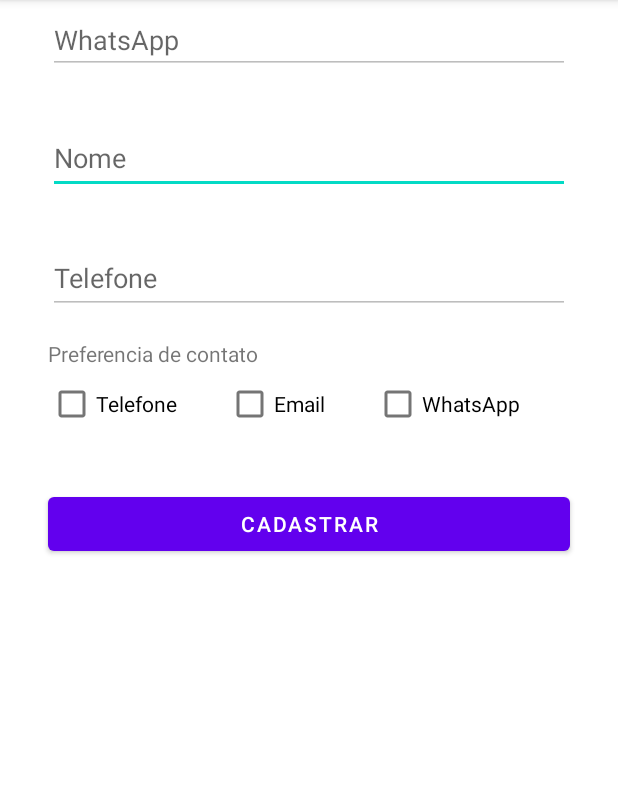
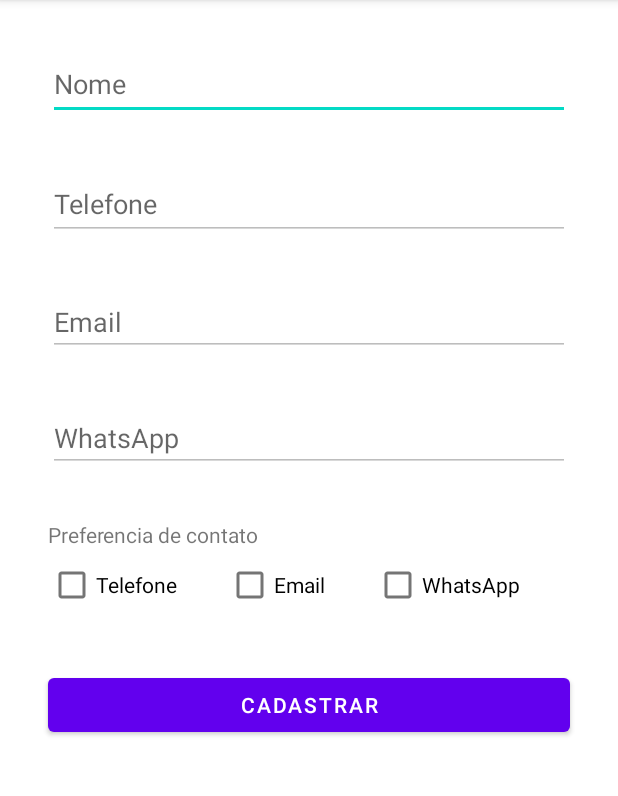
Before and after one commit to lucassdf/ExerciciosPDM, an Android app: the Lista1Exercicio2 screen opened directly, with no data from a screen before it, on a phone screen of 412 x 824 dp, the part 84-880 px from its top. Run offline under Robolectric (Android 15) with nearby library versions, the phone set to English and light mode, and no system bars.

Commit message:
correcao de erros exercicio 1 e 2

```diff
--- a/app/src/main/java/com/example/exerciciospdm/Lista1Exercicio1.kt
+++ b/app/src/main/java/com/example/exerciciospdm/Lista1Exercicio1.kt
@@ -14,7 +14,7 @@ class Lista1Exercicio1 : AppCompatActivity() {
         setContentView(R.layout.activity_lista1_exercicio1)
 
         val editNome2 = findViewById<EditText>(R.id.editNome2)
-        val editTel = findViewById<EditText>(R.id.editEmail)
+        val editTel = findViewById<EditText>(R.id.editTel)
         val editEmail = findViewById<EditText>(R.id.editEmail)
         val editWhats = findViewById<EditText>(R.id.editWhats)
 
--- a/app/src/main/java/com/example/exerciciospdm/Lista1Exercicio2.kt
+++ b/app/src/main/java/com/example/exerciciospdm/Lista1Exercicio2.kt
@@ -15,7 +15,7 @@ class Lista1Exercicio2 : AppCompatActivity() {
         setContentView(R.layout.activity_lista1_exercicio2)
 
         val editNome2 = findViewById<EditText>(R.id.editNome2)
-        val editTel = findViewById<EditText>(R.id.editEmail)
+        val editTel = findViewById<EditText>(R.id.editTel)
         val editEmail = findViewById<EditText>(R.id.editEmail)
         val editWhats = findViewById<EditText>(R.id.editWhats)
 
--- a/app/src/main/java/com/example/exerciciospdm/Lista1Exercicio3.kt
+++ b/app/src/main/java/com/example/exerciciospdm/Lista1Exercicio3.kt
@@ -18,7 +18,7 @@ class Lista1Exercicio3 : AppCompatActivity() {
 
         buttonConfirmar.setOnClickListener {
                 val msg = """Nome: ${editNome.text}
-                |Email : ${editEmail.text}
+                |Email : ${editTel.text}
                 |Tipo de Email: ${spinTipoEmail.selectedItem}
                 |App : ${editApp.text}
                 |Tipo de App: ${spinTipoApp.selectedItem}
--- a/app/src/main/res/layout/activity_lista1_exercicio2.xml
+++ b/app/src/main/res/layout/activity_lista1_exercicio2.xml
@@ -10,7 +10,7 @@
     <EditText
         android:id="@+id/editNome2"
         android:layout_width="0dp"
-        android:layout_height="48dp"
+        android:layout_height="wrap_content"
         android:layout_marginStart="32dp"
         android:layout_marginTop="32dp"
         android:layout_marginEnd="32dp"
@@ -19,12 +19,11 @@
         android:inputType="textPersonName"
         android:minHeight="48dp"
         app:layout_constraintEnd_toEndOf="parent"
-        app:layout_constraintHorizontal_bias="0.0"
         app:layout_constraintStart_toStartOf="parent"
-        app:layout_constraintTop_toBottomOf="@+id/editWhats" />
+        app:layout_constraintTop_toTopOf="parent" />
 
     <EditText
-        android:id="@+id/editEmail"
+        android:id="@+id/editTel"
         android:layout_width="0dp"
         android:layout_height="wrap_content"
         android:layout_marginStart="32dp"
@@ -35,52 +34,60 @@
         android:inputType="phone"
         android:minHeight="48dp"
         app:layout_constraintEnd_toEndOf="parent"
-        app:layout_constraintHorizontal_bias="0.0"
         app:layout_constraintStart_toStartOf="parent"
         app:layout_constraintTop_toBottomOf="@+id/editNome2" />
 
     <EditText
         android:id="@+id/editEmail"
         android:layout_width="0dp"
-        android:layout_height="45dp"
+        android:layout_height="wrap_content"
         android:layout_marginStart="32dp"
         android:layout_marginTop="32dp"
         android:layout_marginEnd="32dp"
         android:ems="10"
         android:hint="Email"
-        android:inputType="textEmailAddress"
-        android:minHeight="48dp"
+        android:inputType="textPersonName"
         app:layout_constraintEnd_toEndOf="parent"
         app:layout_constraintStart_toStartOf="parent"
-        app:layout_constraintTop_toBottomOf="@+id/editEmail"
-        tools:ignore="TouchTargetSizeCheck" />
+        app:layout_constraintTop_toBottomOf="@+id/editTel" />
 
     <EditText
         android:id="@+id/editWhats"
         android:layout_width="0dp"
-        android:layout_height="45dp"
+        android:layout_height="wrap_content"
         android:layout_marginStart="32dp"
-        android:layout_marginTop="4dp"
+        android:layout_marginTop="32dp"
         android:layout_marginEnd="32dp"
         android:ems="10"
         android:hint="WhatsApp"
-        android:inputType="textPersonName"
+        android:inputType="phone"
         app:layout_constraintEnd_toEndOf="parent"
-        app:layout_constraintHorizontal_bias="0.0"
         app:layout_constraintStart_toStartOf="parent"
-        app:layout_constraintTop_toTopOf="parent" />
+        app:layout_constraintTop_toBottomOf="@+id/editEmail" />
+
+    <Button
+        android:id="@+id/buttonCadastrar"
+        android:layout_width="0dp"
+        android:layout_height="wrap_content"
+        android:layout_marginStart="32dp"
+        android:layout_marginTop="32dp"
+        android:layout_marginEnd="32dp"
+        android:text="CADASTRAR"
+        app:layout_constraintEnd_toEndOf="parent"
+        app:layout_constraintStart_toStartOf="parent"
+        app:layout_constraintTop_toBottomOf="@+id/linearLayout" />
 
     <LinearLayout
         android:id="@+id/linearLayout"
         android:layout_width="0dp"
         android:layout_height="wrap_content"
         android:layout_marginStart="32dp"
-        android:layout_marginTop="258dp"
+        android:layout_marginTop="32dp"
         android:layout_marginEnd="32dp"
         android:orientation="vertical"
         app:layout_constraintEnd_toEndOf="parent"
         app:layout_constraintStart_toStartOf="parent"
-        app:layout_constraintTop_toBottomOf="@+id/editEmail">
+        app:layout_constraintTop_toBottomOf="@+id/editWhats">
 
         <TextView
             android:id="@+id/textView"
@@ -116,17 +123,4 @@
         </LinearLayout>
     </LinearLayout>
 
-    <Button
-        android:id="@+id/buttonCadastrar"
-        android:layout_width="0dp"
-        android:layout_height="48dp"
-        android:layout_marginStart="32dp"
-        android:layout_marginTop="32dp"
-        android:layout_marginEnd="32dp"
-        android:text="CADASTRAR"
-        app:layout_constraintEnd_toEndOf="parent"
-        app:layout_constraintHorizontal_bias="0.0"
-        app:layout_constraintStart_toStartOf="parent"
-        app:layout_constraintTop_toBottomOf="@+id/linearLayout" />
-
 </androidx.constraintlayout.widget.ConstraintLayout>
--- a/app/src/main/res/layout/activity_lista1_exercicio3.xml
+++ b/app/src/main/res/layout/activity_lista1_exercicio3.xml
@@ -22,7 +22,7 @@
         app:layout_constraintTop_toTopOf="parent" />
 
     <EditText
-        android:id="@+id/editEmail"
+        android:id="@+id/editTel"
         android:layout_width="0dp"
         android:layout_height="wrap_content"
         android:layout_marginStart="32dp"
@@ -47,7 +47,7 @@
         app:layout_constraintEnd_toEndOf="parent"
         app:layout_constraintHorizontal_bias="0.0"
         app:layout_constraintStart_toStartOf="parent"
-        app:layout_constraintTop_toBottomOf="@+id/editEmail" />
+        app:layout_constraintTop_toBottomOf="@+id/editTel" />
 
     <EditText
         android:id="@+id/editApp"
```
Also changed, not shown: app/src/main/res/layout/activity_lista1_exercicio1.xml (+24 -30 lines).
